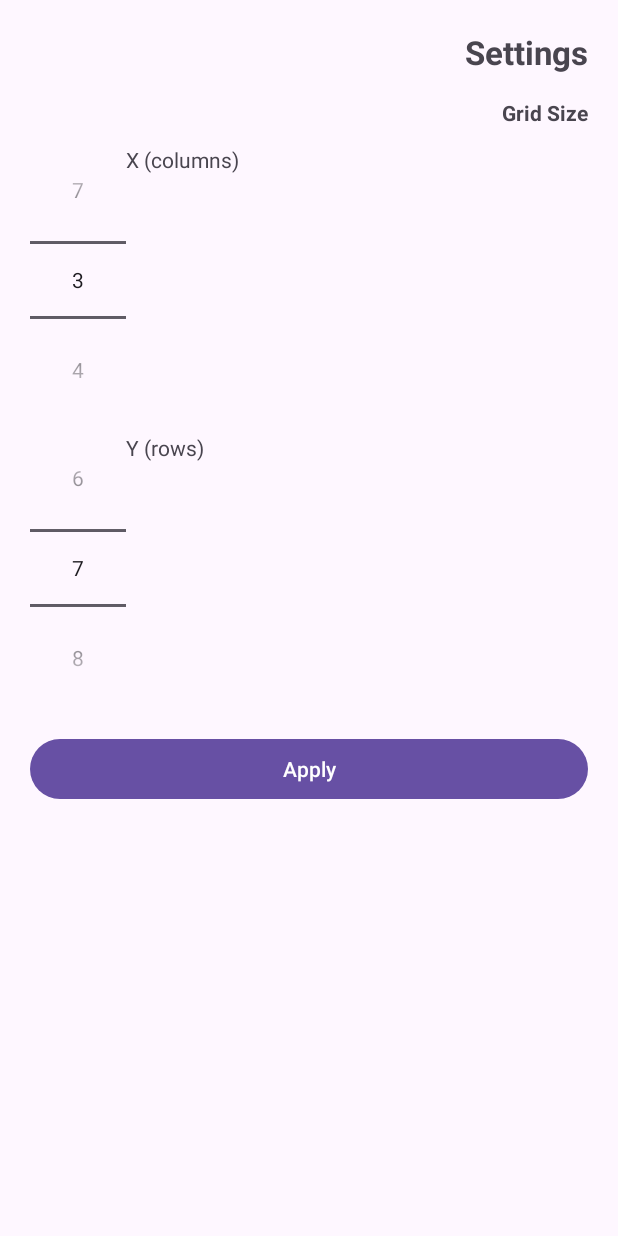
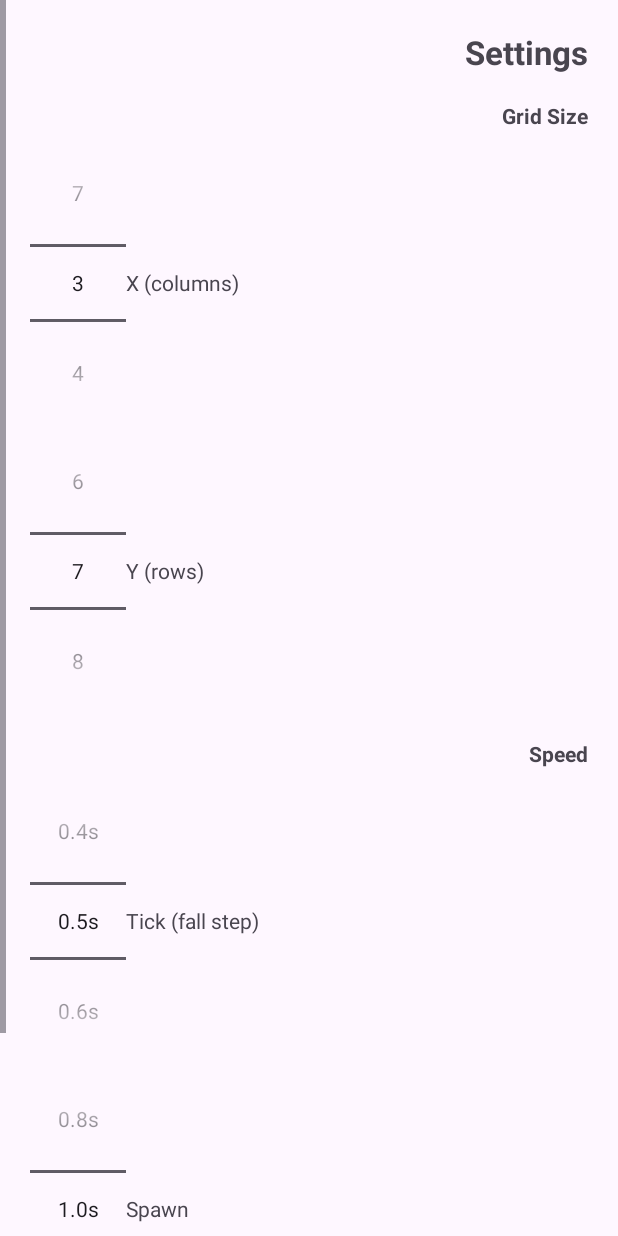
Before and after one commit to rongo270/carNumTwo, an Android app: the SettingsActivity screen opened directly, with no data from a screen before it, on a phone screen of 412 x 824 dp. Run offline under Robolectric (Android 15) with nearby library versions, the phone set to English and light mode, and no system bars.

Commit message:
heart drop

```diff
--- a/app/src/main/AndroidManifest.xml
+++ b/app/src/main/AndroidManifest.xml
@@ -1,6 +1,8 @@
 <?xml version="1.0" encoding="utf-8"?>
 <manifest xmlns:android="http://schemas.android.com/apk/res/android"
     xmlns:tools="http://schemas.android.com/tools">
+
+    <uses-permission android:name="android.permission.VIBRATE" />
 
     <application
         android:allowBackup="true"
--- /dev/null
+++ b/app/src/main/java/com/rongo/carnumtwo/core/config/SpeedOptions.kt
@@ -0,0 +1,15 @@
+// English comments only inside code
+package com.rongo.carnumtwo.core.config
+
+object SpeedOptions {
+
+    // Chicken moves down every tick
+    val TICK_OPTIONS_MS = longArrayOf(
+        200L, 300L, 400L, 500L, 600L, 700L, 800L
+    )
+
+    // New chicken spawns every spawn interval
+    val SPAWN_OPTIONS_MS = longArrayOf(
+        600L, 800L, 1000L, 1200L, 1500L, 2000L
+    )
+}
--- a/app/src/main/java/com/rongo/carnumtwo/feature/game/GameActivity.kt
+++ b/app/src/main/java/com/rongo/carnumtwo/feature/game/GameActivity.kt
@@ -49,6 +49,8 @@ class GameActivity : BaseLocalizedActivity(), GameUiCallbacks {
 
     private lateinit var state: GameState
     private lateinit var cells: Array<Array<ImageView>>
+
+    private var gameOverShown = false
 
     override fun onCreate(savedInstanceState: Bundle?) {
         super.onCreate(savedInstanceState)
@@ -110,10 +112,19 @@ class GameActivity : BaseLocalizedActivity(), GameUiCallbacks {
     override fun onPause() {
         super.onPause()
         // Auto-pause when app goes to background
-        if (!controller.isPaused()) {
-            controller.setPaused(true)
-            updatePauseIcon()
-        }
+        if (!controller.isPaused()) controller.setPaused(true)
+        updatePauseIcon()
+
+        // Stop scheduling to save resources while in background
+        loop.stop()
+    }
+
+    override fun onResume() {
+        super.onResume()
+        // Resume scheduling, but game remains paused until user presses play
+        if (!gameOverShown) loop.start()
+        updatePauseIcon()
+        renderer.render(state)
     }
 
     override fun onDestroy() {
@@ -124,7 +135,6 @@ class GameActivity : BaseLocalizedActivity(), GameUiCallbacks {
     private fun togglePauseByUser() {
         controller.setPaused(!controller.isPaused())
         updatePauseIcon()
-        // Render so blinking/positions stay consistent when pausing
         renderer.render(state)
     }
 
@@ -147,7 +157,7 @@ class GameActivity : BaseLocalizedActivity(), GameUiCallbacks {
         grid.rowCount = rows
 
         cells = Array(rows) { r ->
-            Array(cols) { c ->
+            Array(cols) {
                 val cell = AppCompatImageView(this)
                 cell.scaleType = ImageView.ScaleType.FIT_CENTER
                 cell.setBackgroundResource(R.drawable.bg_cell)
@@ -181,7 +191,6 @@ class GameActivity : BaseLocalizedActivity(), GameUiCallbacks {
 
             val contentW = cols * cellSize + cols * margin * 2
             val contentH = rows * cellSize + rows * margin * 2
-
             val padX = max(0, (grid.width - contentW) / 2)
             val padY = max(0, (grid.height - contentH) / 2)
 
@@ -220,8 +229,9 @@ class GameActivity : BaseLocalizedActivity(), GameUiCallbacks {
         val durationMs = 120L
         if (Build.VERSION.SDK_INT >= Build.VERSION_CODES.S) {
             val vm = getSystemService(VIBRATOR_MANAGER_SERVICE) as VibratorManager
-            val vib = vm.defaultVibrator
-            vib.vibrate(VibrationEffect.createOneShot(durationMs, VibrationEffect.DEFAULT_AMPLITUDE))
+            vm.defaultVibrator.vibrate(
+                VibrationEffect.createOneShot(durationMs, VibrationEffect.DEFAULT_AMPLITUDE)
+            )
         } else {
             @Suppress("DEPRECATION")
             val vib = getSystemService(VIBRATOR_SERVICE) as Vibrator
@@ -235,6 +245,7 @@ class GameActivity : BaseLocalizedActivity(), GameUiCallbacks {
     }
 
     override fun showGameOverDialog(finalScore: Int) {
+        gameOverShown = true
         loop.stop()
 
         AlertDialog.Builder(this)
@@ -242,6 +253,7 @@ class GameActivity : BaseLocalizedActivity(), GameUiCallbacks {
             .setMessage(getString(R.string.game_over_message, finalScore))
             .setCancelable(false)
             .setPositiveButton(getString(R.string.restart)) { _, _ ->
+                gameOverShown = false
                 controller.resetGame()
                 loop.start()
                 updatePauseIcon()
--- a/app/src/main/java/com/rongo/carnumtwo/feature/game/engine/GameController.kt
+++ b/app/src/main/java/com/rongo/carnumtwo/feature/game/engine/GameController.kt
@@ -70,13 +70,11 @@ class GameController(
         val bottomRow = state.rows - 1
         val now = SystemClock.uptimeMillis()
 
-        // Move chickens down
         val it = state.chickens.iterator()
         while (it.hasNext()) {
             val ch = it.next()
             ch.row += 1
 
-            // Fell off board
             if (ch.row >= state.rows) {
                 it.remove()
                 continue
@@ -95,7 +93,6 @@ class GameController(
     fun onSpawn() {
         if (state.paused) return
 
-        // Spawn at top row with a simple "avoid same cell at row 0" rule
         val occupiedTop = BooleanArray(state.cols)
         for (ch in state.chickens) {
             if (ch.row == 0 && ch.col in 0 until state.cols) {
@@ -104,12 +101,8 @@ class GameController(
         }
 
         val freeCols = mutableListOf<Int>()
-        for (c in 0 until state.cols) {
-            if (!occupiedTop[c]) freeCols.add(c)
-        }
-        if (freeCols.isEmpty()) {
-            return
-        }
+        for (c in 0 until state.cols) if (!occupiedTop[c]) freeCols.add(c)
+        if (freeCols.isEmpty()) return
 
         val col = freeCols[Random.nextInt(freeCols.size)]
         state.chickens.add(Chicken(row = 0, col = col))
@@ -134,7 +127,7 @@ class GameController(
     }
 
     private fun handleHit(now: Long) {
-        // Chicken always disappears (already removed by caller)
+        // Chicken already removed by caller
 
         if (state.isInvulnerable(now)) {
             // No life loss during invulnerability
@@ -145,7 +138,6 @@ class GameController(
         ui.updateHearts(state.lives)
         ui.showHitFeedback()
 
-        // Start invulnerability
         state.invulnerableUntilMs = now + invulnerableMs
 
         if (state.lives <= 0) {
--- a/app/src/main/java/com/rongo/carnumtwo/feature/game/engine/GameLoop.kt
+++ b/app/src/main/java/com/rongo/carnumtwo/feature/game/engine/GameLoop.kt
@@ -14,27 +14,21 @@ class GameLoop(
 
     private val tickRunnable = object : Runnable {
         override fun run() {
-            if (!controller.isPaused()) {
-                controller.onTick()
-            }
+            if (!controller.isPaused()) controller.onTick()
             handler.postDelayed(this, tickMs)
         }
     }
 
     private val spawnRunnable = object : Runnable {
         override fun run() {
-            if (!controller.isPaused()) {
-                controller.onSpawn()
-            }
+            if (!controller.isPaused()) controller.onSpawn()
             handler.postDelayed(this, spawnMs)
         }
     }
 
     private val scoreRunnable = object : Runnable {
         override fun run() {
-            if (!controller.isPaused()) {
-                controller.onScoreTick()
-            }
+            if (!controller.isPaused()) controller.onScoreTick()
             handler.postDelayed(this, 1000L)
         }
     }
--- a/app/src/main/java/com/rongo/carnumtwo/feature/settings/SettingsActivity.kt
+++ b/app/src/main/java/com/rongo/carnumtwo/feature/settings/SettingsActivity.kt
@@ -7,8 +7,10 @@ import android.widget.NumberPicker
 import android.widget.Toast
 import com.rongo.carnumtwo.R
 import com.rongo.carnumtwo.core.config.GameDefaults
+import com.rongo.carnumtwo.core.config.SpeedOptions
 import com.rongo.carnumtwo.core.storage.SettingsStorage
 import com.rongo.carnumtwo.core.ui.BaseLocalizedActivity
+import kotlin.math.abs
 
 class SettingsActivity : BaseLocalizedActivity() {
 
@@ -22,10 +24,13 @@ class SettingsActivity : BaseLocalizedActivity() {
 
         val npX = findViewById<NumberPicker>(R.id.np_x)
         val npY = findViewById<NumberPicker>(R.id.np_y)
+        val npTick = findViewById<NumberPicker>(R.id.np_tick)
+        val npSpawn = findViewById<NumberPicker>(R.id.np_spawn)
         val btnApply = findViewById<Button>(R.id.btn_apply)
 
         val current = storage.load()
 
+        // Grid pickers
         npX.minValue = GameDefaults.MIN_GRID_X
         npX.maxValue = GameDefaults.MAX_GRID_X
         npX.value = current.gridX
@@ -36,10 +41,60 @@ class SettingsActivity : BaseLocalizedActivity() {
         npY.value = current.gridY
         npY.wrapSelectorWheel = true
 
+        // Tick picker (options list)
+        setupMsPicker(
+            picker = npTick,
+            optionsMs = SpeedOptions.TICK_OPTIONS_MS,
+            currentMs = current.tickMs
+        )
+
+        // Spawn picker (options list)
+        setupMsPicker(
+            picker = npSpawn,
+            optionsMs = SpeedOptions.SPAWN_OPTIONS_MS,
+            currentMs = current.spawnMs
+        )
+
         btnApply.setOnClickListener {
             storage.saveGrid(npX.value, npY.value)
+
+            val tickMs = SpeedOptions.TICK_OPTIONS_MS[npTick.value]
+            val spawnMs = SpeedOptions.SPAWN_OPTIONS_MS[npSpawn.value]
+            storage.saveTiming(tickMs, spawnMs)
+
             Toast.makeText(this, getString(R.string.saved), Toast.LENGTH_SHORT).show()
             finish()
         }
     }
+
+    private fun setupMsPicker(picker: NumberPicker, optionsMs: LongArray, currentMs: Long) {
+        picker.minValue = 0
+        picker.maxValue = optionsMs.size - 1
+        picker.wrapSelectorWheel = true
+
+        val labels = Array(optionsMs.size) { i ->
+            formatSeconds(optionsMs[i])
+        }
+        picker.displayedValues = labels
+
+        picker.value = findNearestIndex(optionsMs, currentMs)
+    }
+
+    private fun findNearestIndex(options: LongArray, target: Long): Int {
+        var bestIdx = 0
+        var bestDiff = Long.MAX_VALUE
+        for (i in options.indices) {
+            val diff = abs(options[i] - target)
+            if (diff < bestDiff) {
+                bestDiff = diff
+                bestIdx = i
+            }
+        }
+        return bestIdx
+    }
+
+    private fun formatSeconds(ms: Long): String {
+        val seconds = ms / 1000.0
+        return String.format("%.1fs", seconds)
+    }
 }
--- a/app/src/main/res/layout/activity_settings.xml
+++ b/app/src/main/res/layout/activity_settings.xml
@@ -1,8 +1,12 @@
 <?xml version="1.0" encoding="utf-8"?>
-<LinearLayout
+<ScrollView
     xmlns:android="http://schemas.android.com/apk/res/android"
     android:layout_width="match_parent"
-    android:layout_height="match_parent"
+    android:layout_height="match_parent">
+
+    <LinearLayout
+        android:layout_width="match_parent"
+        android:layout_height="wrap_content"
         android:orientation="vertical"
         android:padding="20dp">
 
@@ -13,18 +17,20 @@
             android:textStyle="bold"
             android:textSize="22sp" />
 
+        <!-- Grid -->
         <TextView
             android:layout_width="wrap_content"
             android:layout_height="wrap_content"
             android:text="@string/grid_size_title"
-        android:layout_marginTop="16dp"
+            android:layout_marginTop="18dp"
             android:textStyle="bold" />
 
         <LinearLayout
             android:layout_width="match_parent"
             android:layout_height="wrap_content"
             android:orientation="horizontal"
-        android:layout_marginTop="12dp">
+            android:layout_marginTop="12dp"
+            android:gravity="center_vertical">
 
             <TextView
                 android:layout_width="0dp"
@@ -42,7 +48,8 @@
             android:layout_width="match_parent"
             android:layout_height="wrap_content"
             android:orientation="horizontal"
-        android:layout_marginTop="12dp">
+            android:layout_marginTop="12dp"
+            android:gravity="center_vertical">
 
             <TextView
                 android:layout_width="0dp"
@@ -56,11 +63,58 @@
                 android:layout_height="wrap_content" />
         </LinearLayout>
 
+        <!-- Speed -->
+        <TextView
+            android:layout_width="wrap_content"
+            android:layout_height="wrap_content"
+            android:text="@string/speed_title"
+            android:layout_marginTop="22dp"
+            android:textStyle="bold" />
+
+        <LinearLayout
+            android:layout_width="match_parent"
+            android:layout_height="wrap_content"
+            android:orientation="horizontal"
+            android:layout_marginTop="12dp"
+            android:gravity="center_vertical">
+
+            <TextView
+                android:layout_width="0dp"
+                android:layout_height="wrap_content"
+                android:layout_weight="1"
+                android:text="@string/tick_label" />
+
+            <NumberPicker
+                android:id="@+id/np_tick"
+                android:layout_width="wrap_content"
+                android:layout_height="wrap_content" />
+        </LinearLayout>
+
+        <LinearLayout
+            android:layout_width="match_parent"
+            android:layout_height="wrap_content"
+            android:orientation="horizontal"
+            android:layout_marginTop="12dp"
+            android:gravity="center_vertical">
+
+            <TextView
+                android:layout_width="0dp"
+                android:layout_height="wrap_content"
+                android:layout_weight="1"
+                android:text="@string/spawn_label" />
+
+            <NumberPicker
+                android:id="@+id/np_spawn"
+                android:layout_width="wrap_content"
+                android:layout_height="wrap_content" />
+        </LinearLayout>
+
         <Button
             android:id="@+id/btn_apply"
             android:layout_width="match_parent"
             android:layout_height="wrap_content"
-        android:layout_marginTop="20dp"
+            android:layout_marginTop="22dp"
             android:text="@string/apply" />
 
     </LinearLayout>
+</ScrollView>
--- a/app/src/main/res/values/strings.xml
+++ b/app/src/main/res/values/strings.xml
@@ -29,5 +29,9 @@
     <string name="exit">Exit</string>
 
     <string name="hit_toast">Ouch! Hit!</string>
+    <string name="speed_title">Speed</string>
+    <string name="tick_label">Tick (fall step)</string>
+    <string name="spawn_label">Spawn</string>
+
 
 </resources>
```
Also changed, not shown: 1 other file. Lines whose indentation alone changed are shown as unchanged.
